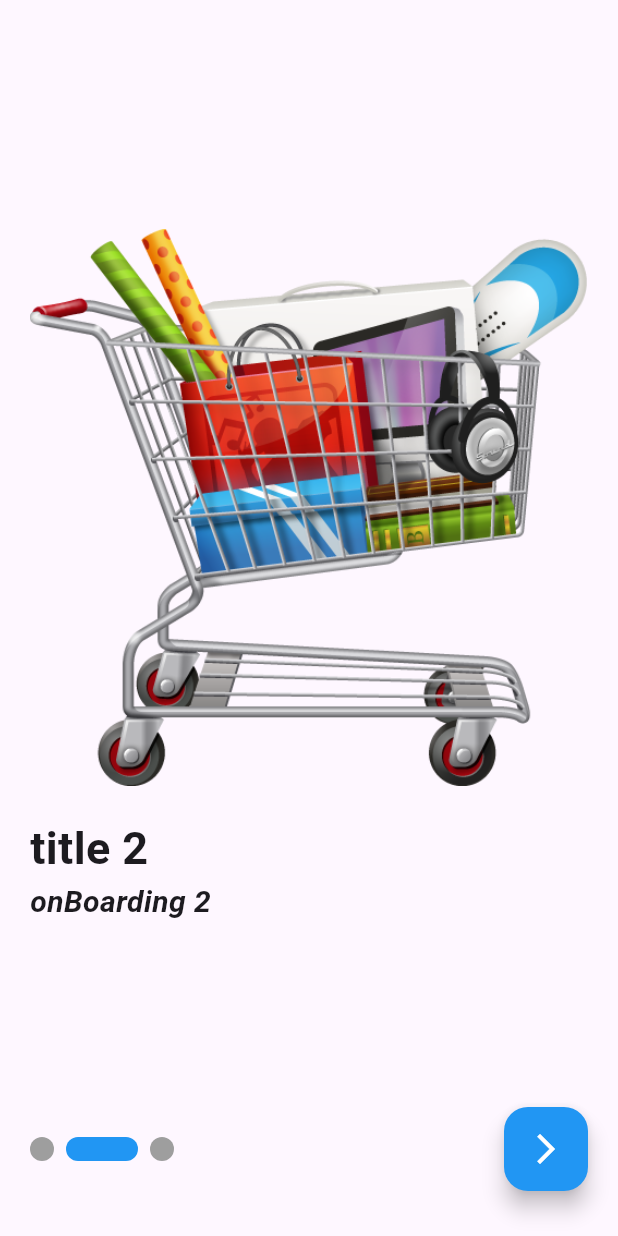
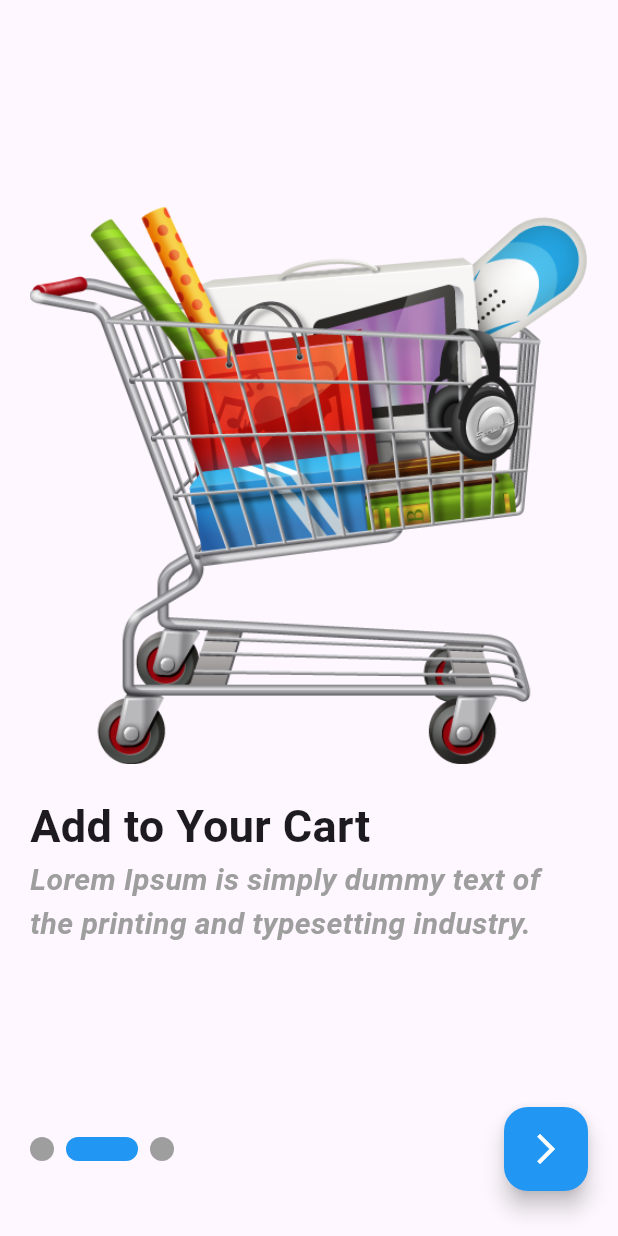
Before and after one commit to shawkary/shop_app, a Flutter app: the screen it shows after launch, after a tap on the "arrow forward ios" icon, on a phone screen of 412 x 824 dp. Run offline on Flutter 3.47's test engine with Material 3 defaults, Android fonts, the phone set to English and light mode, and no system bars; drawn by our look-alikes of smooth_page_indicator; our stand-ins replace cached_network_image, carousel_slider, dartz, dio, flutter_bloc, fluttertoast and 1 more; accounts and stored records are empty.

Commit message:
change app name

```diff
--- a/lib/features/on_boarding/presentation/views/widgets/boarding_model.dart
+++ b/lib/features/on_boarding/presentation/views/widgets/boarding_model.dart
@@ -11,15 +11,15 @@ class BoardingModel
 
 List<BoardingModel> lst = [
   BoardingModel(
-    title: 'title 1',
-    onBoarding: 'onBoarding 1',
+    title: 'Choose Your Product',
+    onBoarding: 'Lorem Ipsum is simply dummy text of the printing and typesetting industry.',
   ),
   BoardingModel(
-    title: 'title 2',
-    onBoarding: 'onBoarding 2',
+    title: 'Add to Your Cart',
+    onBoarding: 'Lorem Ipsum is simply dummy text of the printing and typesetting industry.',
   ),
   BoardingModel(
-    title: 'title 3',
-    onBoarding: 'onBoarding 3',
+    title: 'Pay by Cart',
+    onBoarding: 'Lorem Ipsum is simply dummy text of the printing and typesetting industry.',
   ),
 ];
--- a/lib/features/on_boarding/presentation/views/widgets/boarding_view_body.dart
+++ b/lib/features/on_boarding/presentation/views/widgets/boarding_view_body.dart
@@ -43,7 +43,9 @@ class OnBoardingViewBody extends StatelessWidget {
                         style: Styles.textStyle30),
                     ),
                     Align(alignment: Alignment.bottomLeft,
-                        child: Text(lst[index].onBoarding, style: Styles.textStyle20))
+                        child: Text(lst[index].onBoarding, style: Styles.textStyle20.copyWith(
+                          color: Colors.grey,
+                        )))
                   ],
                 );
               },
--- a/lib/main.dart
+++ b/lib/main.dart
@@ -18,7 +18,6 @@ void main() async {
 
   isLast = CacheHelper.getData(key: 'isLast');
   token = CacheHelper.getData(key: 'token');
-  print(token);
   Widget widget;
   if (isLast != null) {
     if (token != null) {
```
Also changed, not shown: 1 other file.
